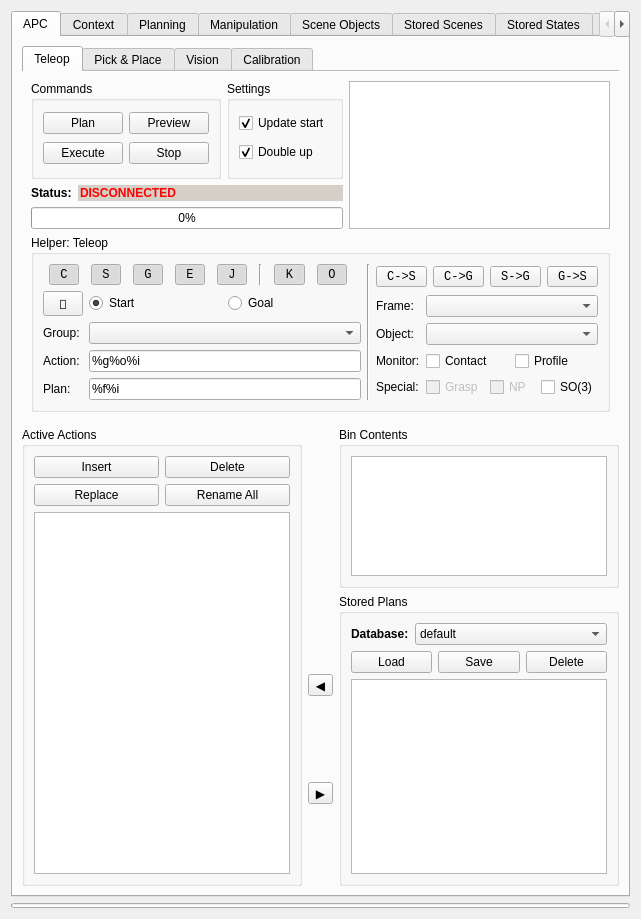
Qt form visualization/motion_planning_rviz_plugin/src/ui/motion_planning_rviz_plugin_frame.ui (ehuang3/moveit_ros) before a commit.
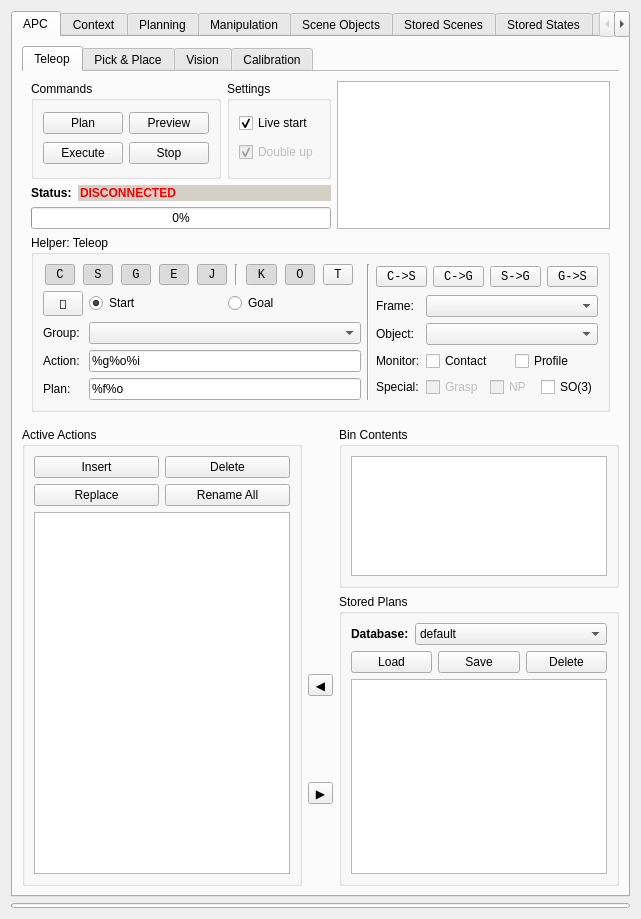
The same form after that commit. The open tabs and pages were chosen to show the change.

Commit message: planning: Plan to work order bins

Patch:
```diff
--- a/visualization/motion_planning_rviz_plugin/src/ui/motion_planning_rviz_plugin_frame.ui
+++ b/visualization/motion_planning_rviz_plugin/src/ui/motion_planning_rviz_plugin_frame.ui
@@ -326,7 +326,7 @@
                   <item row="0" column="0">
                    <widget class="QCheckBox" name="checkBox">
                     <property name="text">
-                     <string>Update start</string>
+                     <string>Live start</string>
                     </property>
                     <property name="checked">
                      <bool>true</bool>
@@ -335,6 +335,9 @@
                   </item>
                   <item row="1" column="0">
                    <widget class="QCheckBox" name="checkBox_2">
+                    <property name="enabled">
+                     <bool>false</bool>
+                    </property>
                     <property name="text">
                      <string>Double up</string>
                     </property>
@@ -862,6 +865,18 @@
                         </property>
                        </widget>
                       </item>
+                      <item>
+                       <widget class="QToolButton" name="display_transparent_button">
+                        <property name="font">
+                         <font>
+                          <family>Monospace</family>
+                         </font>
+                        </property>
+                        <property name="text">
+                         <string>T</string>
+                        </property>
+                       </widget>
+                      </item>
                      </layout>
                     </item>
                     <item row="1" column="0" colspan="2">
@@ -971,7 +986,7 @@
                          </sizepolicy>
                         </property>
                         <property name="text">
-                         <string>%f%i</string>
+                         <string>%f%o</string>
                         </property>
                        </widget>
                       </item>
```
Left out of the diff: 13 changed lines with no effect on the pictures. The commit also changes 11 other files.
